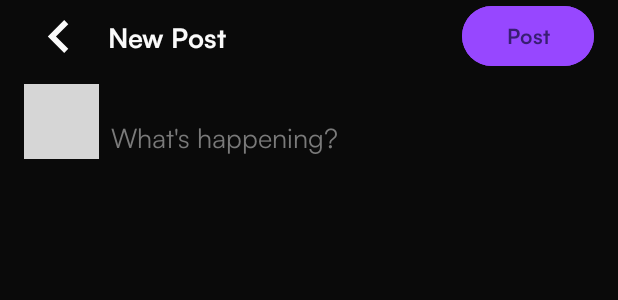
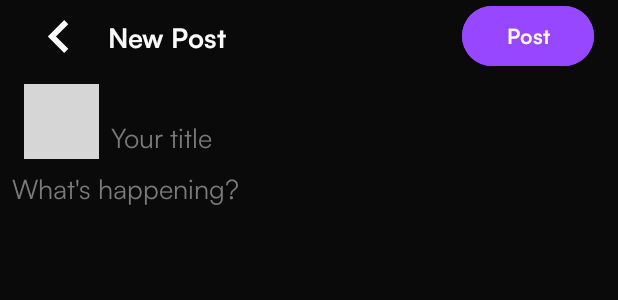
Before and after one commit to daniellalimbag/Pokesoul, an Android app: the layout add_post.xml on its own in the app's theme, with its tools: preview values and no code run, on a phone screen of 412 x 824 dp. Shown: the top 300 px of the screen. Run offline under Robolectric (Android 15) with nearby library versions, the phone set to English and light mode, and no system bars; grey boxes are pictures that could not be loaded.

Commit message:
feat: Added logic for add post activity

```diff
--- a/app/src/main/AndroidManifest.xml
+++ b/app/src/main/AndroidManifest.xml
@@ -25,6 +25,10 @@
         <activity
             android:name=".activity.RunDetailsActivity"
             android:exported="true" />
+        <!-- AddPostActivity -->
+        <activity
+            android:name=".activity.AddPostActivity"
+            android:exported="true" />
     </application>
 
 </manifest>
--- a/app/src/main/res/layout/add_post.xml
+++ b/app/src/main/res/layout/add_post.xml
@@ -8,6 +8,19 @@
     android:paddingLeft="8dp"
     android:paddingRight="8dp"
     tools:context=".activity.AddPostActivity">
+
+    <EditText
+        android:id="@+id/postEt"
+        android:layout_width="match_parent"
+        android:layout_height="wrap_content"
+        android:background="@android:color/transparent"
+        android:ems="10"
+        android:fontFamily="@font/satoshi_regular"
+        android:hint="What's happening?"
+        android:textColor="@color/white"
+        android:textColorHint="@color/boulder"
+        app:layout_constraintTop_toBottomOf="@+id/contentLl"
+        tools:layout_editor_absoluteX="8dp" />
 
     <androidx.constraintlayout.widget.ConstraintLayout
         android:id="@+id/headerLl"
@@ -52,6 +65,7 @@
             android:backgroundTint="@color/lavender_indigo"
             android:fontFamily="@font/satoshi_bold"
             android:text="Post"
+            android:textColor="@color/white"
             app:layout_constraintBottom_toBottomOf="parent"
             app:layout_constraintEnd_toEndOf="parent"
             app:layout_constraintTop_toTopOf="parent" />
@@ -63,6 +77,7 @@
         android:layout_width="match_parent"
         android:layout_height="wrap_content"
         android:orientation="horizontal"
+        android:paddingBottom="8dp"
         app:layout_constraintEnd_toEndOf="parent"
         app:layout_constraintStart_toStartOf="parent"
         app:layout_constraintTop_toBottomOf="@id/headerLl">
@@ -73,12 +88,11 @@
             android:layout_height="50dp"
             android:layout_marginStart="8dp"
             android:layout_marginTop="8dp"
-            android:layout_marginRight="8dp"
             app:shapeAppearanceOverlay="@style/roundedImageView"
             tools:srcCompat="@tools:sample/avatars" />
 
         <EditText
-            android:id="@+id/postEt"
+            android:id="@+id/titleEt"
             android:layout_width="match_parent"
             android:layout_height="wrap_content"
             android:layout_marginStart="8dp"
@@ -87,7 +101,7 @@
             android:background="@android:color/transparent"
             android:ems="10"
             android:fontFamily="@font/satoshi_regular"
-            android:hint="What's happening?"
+            android:hint="Your title"
             android:textColor="@color/white"
             android:textColorHint="@color/boulder" />
 
```
Also changed, not shown: app/src/main/java/com/mobdeve/s21/pokesoul/activity/AddPostActivity.kt (+63 -1 lines), app/src/main/java/com/mobdeve/s21/pokesoul/fragment/HomeFragment.kt (+26 -6 lines).
